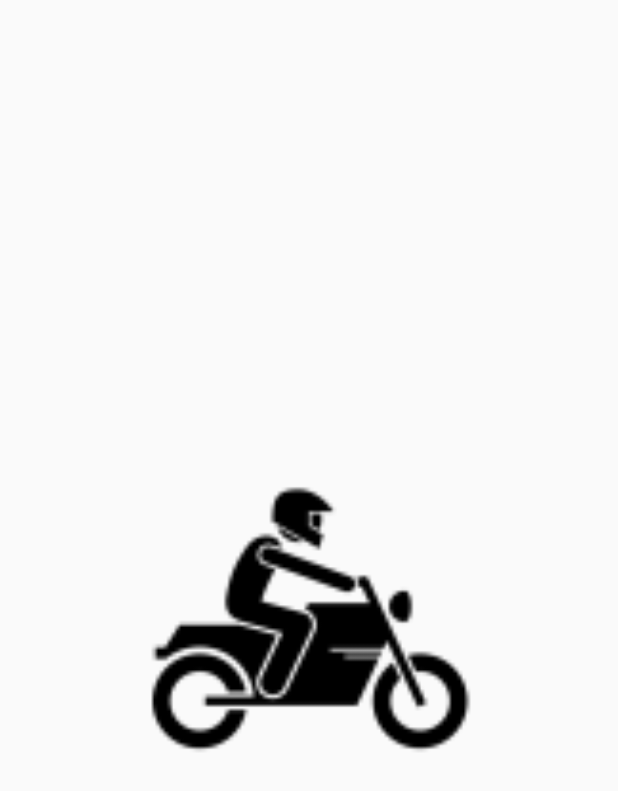
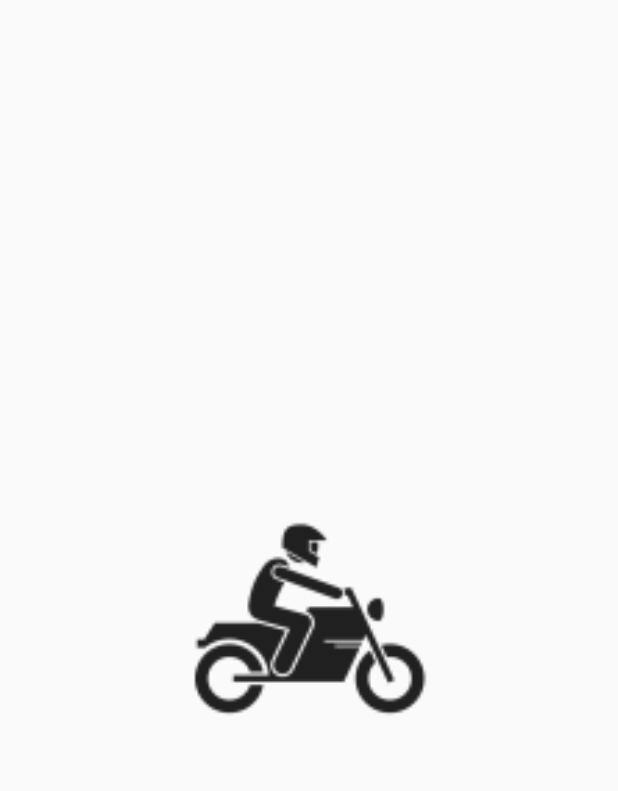
Before and after one commit to RinchenYonjan/BikeNepal, an Android app: the Splash screen opened directly, with no data from a screen before it, on a phone screen of 412 x 824 dp. Shown: the top 791 px of the screen. Run offline under Robolectric (Android 15) with nearby library versions, the phone set to English and light mode, and no system bars.

Commit message:
Merge remote changes

```diff
--- a/app/src/main/AndroidManifest.xml
+++ b/app/src/main/AndroidManifest.xml
@@ -36,7 +36,6 @@
         <activity
             android:name=".view.WelcomeActivity"
             android:exported="false"
-            android:label="@string/title_activity_welcome"
             android:theme="@style/Theme.BikeNepal" />
         <activity
             android:name=".view.MainIntroActivity"
--- a/app/src/main/java/com/example/bikenepal/view/Splash.java
+++ b/app/src/main/java/com/example/bikenepal/view/Splash.java
@@ -1,8 +1,10 @@
 package com.example.bikenepal.view;
 
+import android.animation.ObjectAnimator;
 import android.content.Intent;
 import android.os.Bundle;
 import android.os.Handler;
+import android.widget.ImageView;
 
 import androidx.appcompat.app.AppCompatActivity;
 
@@ -10,10 +12,24 @@ import com.example.bikenepal.R;
 
 public class Splash extends AppCompatActivity {
 
+    ImageView icon;
+
     @Override
     protected void onCreate(Bundle savedInstanceState) {
         super.onCreate(savedInstanceState);
         setContentView(R.layout.activity_splash);
+
+
+        // Initialize the TextView
+        icon = findViewById(R.id.image_icon);
+
+        // Fading animation
+        ObjectAnimator fadeOut = ObjectAnimator.ofFloat(icon, "alpha", 1f, 0f);
+        fadeOut.setDuration(1500); // Duration in milliseconds
+        fadeOut.setRepeatCount(ObjectAnimator.INFINITE);
+        fadeOut.setRepeatMode(ObjectAnimator.REVERSE);
+        fadeOut.start();
+
 
         // method post delayed
         new Handler().postDelayed(new Runnable() {
@@ -21,8 +37,9 @@ public class Splash extends AppCompatActivity {
             public void run() {
                 Intent intent = new Intent(Splash.this, MainIntroActivity.class);
                 startActivity(intent);
+                finish(); // Finish Splash activity to prevent going back to it
             }
-        }, 1500);   //1.5 sec
+        }, 2000);   //1.5 sec
     }
 
 }
--- a/app/src/main/res/layout/activity_splash.xml
+++ b/app/src/main/res/layout/activity_splash.xml
@@ -8,19 +8,24 @@
 
     <!-- Creating vertical linear layout -->
     <LinearLayout
-        android:layout_width="match_parent"
-        android:layout_height="match_parent"
-        android:orientation="vertical">
+        android:layout_width="300dp"
+        android:layout_height="300dp"
+        android:orientation="vertical"
+        app:layout_constraintBottom_toBottomOf="parent"
+        app:layout_constraintEnd_toEndOf="parent"
+        app:layout_constraintStart_toStartOf="parent"
+        app:layout_constraintTop_toTopOf="parent">
 
         <!-- Image -->
         <ImageView
+            android:id="@+id/image_icon"
             android:layout_width="match_parent"
             android:layout_height="match_parent"
+            android:src="@mipmap/ic_launcher_foreground"
+            app:layout_constraintBottom_toTopOf="parent"
             app:layout_constraintEnd_toStartOf="parent"
-            app:layout_constraintTop_toBottomOf="parent"
-            app:layout_constraintBottom_toTopOf="parent"
             app:layout_constraintStart_toEndOf="parent"
-            android:src="@mipmap/ic_launcher_foreground"/>
+            app:layout_constraintTop_toBottomOf="parent" />
 
     </LinearLayout>
 
--- a/app/src/main/res/layout/activity_welcome.xml
+++ b/app/src/main/res/layout/activity_welcome.xml
@@ -10,6 +10,7 @@
 
     <!-- Heading h1 -->
     <TextView
+        android:id="@+id/welcometitle"
         android:layout_width="wrap_content"
         android:layout_height="wrap_content"
         android:layout_margin="20dp"
@@ -22,7 +23,6 @@
         app:layout_constraintEnd_toEndOf="parent"
         app:layout_constraintStart_toStartOf="parent"
         app:layout_constraintTop_toTopOf="parent" />
-
 
     <!-- Creating vertical linear layout -->
     <LinearLayout
--- a/app/src/main/res/layout/fragment_setting.xml
+++ b/app/src/main/res/layout/fragment_setting.xml
@@ -31,7 +31,7 @@
         app:layout_constraintBottom_toBottomOf="parent"
         app:layout_constraintEnd_toEndOf="parent"
         app:layout_constraintStart_toStartOf="parent"
-        app:layout_constraintTop_toBottomOf="@+id/title">
+        app:layout_constraintTop_toTopOf="@+id/title">
 
         <!-- Space -->
         <LinearLayout
```
Also changed, not shown: app/src/main/java/com/example/bikenepal/view/BikeFragment.java (+7 -1 lines), app/src/main/java/com/example/bikenepal/view/WelcomeActivity.java (+13 -0 lines), app/src/main/java/com/example/bikenepal/view/intro3Fragment.java (+4 -4 lines), app/src/main/res/layout/fragment_profile.xml (+15 -15 lines), app/src/main/res/drawable/aprillars4.png (added), app/src/main/res/drawable/hunter350.png (added), app/src/main/res/drawable/kawasakih2r.png (added), app/src/main/res/drawable/kawasakizx.png (added), app/src/main/res/drawable/ktmduke200.png (added), app/src/main/res/drawable/tvsrtr200.png (added).
